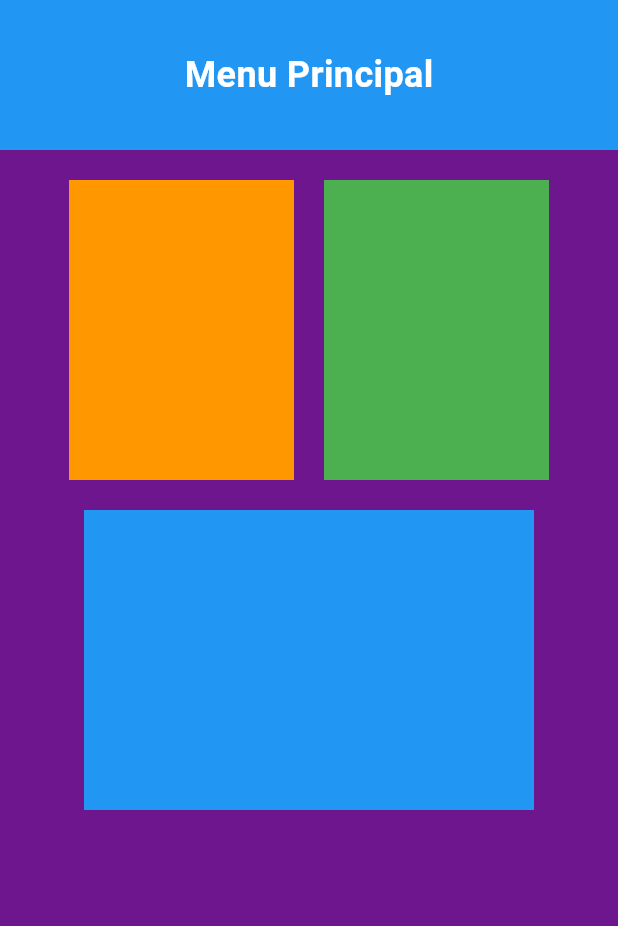
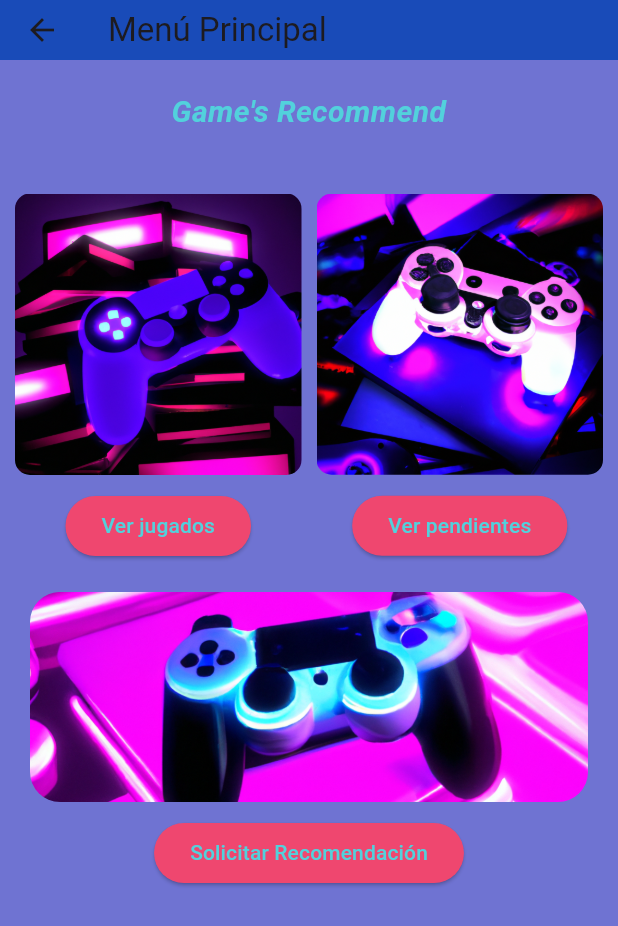
Before and after one commit to Mateoacevedo15/Game-s-Recommends, a Flutter app: the MenuPage screen opened directly, on a phone screen of 412 x 824 dp. Shown: the top 926 px of the screen. Run offline on Flutter 3.47's test engine with Material 2 defaults, Android fonts, the phone set to English and light mode, and no system bars.

Commit message:
Se termino con la interfaz de menu principal, se crea la clase RecoPage

```diff
--- /dev/null
+++ b/app/lib/Reco_page.dart
@@ -0,0 +1,15 @@
+import 'package:flutter/material.dart';
+
+class RecoPage extends StatelessWidget {
+  @override
+  Widget build(BuildContext context) {
+    return Scaffold(
+      appBar: AppBar(
+        title: Text('Página de Solicitud de Recomendación'),
+      ),
+      body: Center(
+        child: Text('Contenido de la página de solicitud de recomendación'),
+      ),
+    );
+  }
+}
--- a/app/lib/menu_page.dart
+++ b/app/lib/menu_page.dart
@@ -1,62 +1,146 @@
 import 'package:flutter/material.dart';
-
+import 'Reco_page.dart';
 class MenuPage extends StatelessWidget {
   @override
   Widget build(BuildContext context) {
     return Scaffold(
-      backgroundColor: Color(0xFF6E168D), // Fondo igual que la primera pantalla
-      body: Center(
-        child: Column(
-          crossAxisAlignment: CrossAxisAlignment.stretch,
-          children: <Widget>[
-            // Recuadro azul en la parte superior
-            Container(
-              color: Colors.blue,
-              width: double.infinity, // Ocupa todo el ancho
-              height: 100, // Altura fija
-              alignment: Alignment.center,
-              child: Text(
-                'Menu Principal',
-                style: TextStyle(
-                  color: Colors.white,
-                  fontSize: 24,
-                  fontWeight: FontWeight.bold,
+      backgroundColor: const Color(0xFF6F73D2), // Fondo igual que la primera pantalla
+      appBar: AppBar(
+        title: const Text("Menú Principal"),
+        backgroundColor: Color.fromARGB(255, 25, 75, 184),
+        toolbarHeight: 40,
+      ),
+      body: Column(
+        crossAxisAlignment: CrossAxisAlignment.stretch,
+        children: [
+          const SizedBox(
+            height: 20,
+          ),
+          const Text(
+            "Game's Recommend",
+            textAlign: TextAlign.center,
+            style: TextStyle(
+              color: Color(0xff52d1dc),
+              fontFamily: 'Roboto',
+              fontStyle: FontStyle.italic,
+              fontWeight: FontWeight.bold,
+              fontSize: 20,
+            ),
+          ),
+          const SizedBox(
+            height: 40,
+          ),
+          // Primera fila de fotos y botones
+          Row(
+            children: [
+              const SizedBox(
+                width: 10,
+              ),
+              Expanded(
+                child: Column(
+                  children: [
+                    ClipRRect(
+                      borderRadius: BorderRadius.circular(
+                          10.0), // Ajusta el valor para redondear más o menos
+                      child: Image.asset('assets/jugados.png'),
+                    ),
+                    const SizedBox(
+                      height: 10,
+                    ),
+                    ElevatedButton(
+                      onPressed: () {
+                        // Acción cuando se presiona el botón 1
+                      },
+                      style: ElevatedButton.styleFrom(
+                        backgroundColor: const Color(0xffEF476F),
+                        foregroundColor:
+                            const Color(0xff52d1dc), // Color del texto
+                      ),
+                      child: const Text("Ver jugados"),
+                    ),
+                  ],
                 ),
               ),
-            ),
-            // Espacio entre el recuadro azul y los cuadros
-            SizedBox(height: 20),
-            // Cuadros naranja y verde alineados horizontalmente
-            Row(
-              mainAxisAlignment: MainAxisAlignment.center,
-              children: <Widget>[
-                Container(
-                  width: 150,
-                  height: 200,
-                  color: Colors.orange, // Color del primer cuadro
+              const SizedBox(
+                width: 10,
+              ),
+              Expanded(
+                child: Column(
+                  children: [
+                    ClipRRect(
+                      borderRadius: BorderRadius.circular(
+                          10.0), // Ajusta el valor para redondear más o menos
+                      child: Image.asset('assets/pendientes.png'),
+                    ),
+                    const SizedBox(
+                      height: 10,
+                    ),
+                    ElevatedButton(
+                      onPressed: () {
+                        // Acción cuando se presiona el botón 2
+                      },
+                      style: ElevatedButton.styleFrom(
+                        backgroundColor: const Color(0xffEF476F),
+                        foregroundColor:
+                            const Color(0xff52d1dc), // Color del texto
+                      ),
+                      child: const Text("Ver pendientes"),
+                    ),
+                  ],
                 ),
-                SizedBox(width: 20), // Espacio entre los cuadros
-                Container(
-                  width: 150,
-                  height: 200,
-                  color: Colors.green, // Color del segundo cuadro
+              ),
+              const SizedBox(
+                width: 10,
+              ),
+            ],
+          ),
+          const SizedBox(height: 20), // Espacio entre filas
+          // Segunda fila de foto y botón
+          Column(
+            children: [
+              SizedBox(
+                width: MediaQuery.of(context).size.width,
+                height: 150,
+                child: ClipRRect(
+                  borderRadius: BorderRadius.circular(20.0),
+                  child: Padding(
+                    padding: const EdgeInsets.only(
+                      right: 20,
+                      left: 20,
+                      bottom: 10,
+                    ),
+                    child: ClipRRect(
+                      borderRadius:
+                          const BorderRadius.all(Radius.circular(20.0)),
+                      child: Image.asset(
+                        'assets/reco.png',
+                        fit: BoxFit.cover,
+                        width: MediaQuery.of(context).size.width,
+                        height: 250,
+                      ),
+                    ),
+                  ),
                 ),
-              ],
-            ),
-            // Espacio entre los cuadros y el tercer cuadro
-            SizedBox(height: 20),
-            // Tercer cuadro centrado debajo de los dos cuadros
-            Center(
-              child: Container(
-                width: 300,
-                height: 200,
-                color: Colors.blue, // Color del tercer cuadro
               ),
-            ),
-            // Espacio para centrar verticalmente en la mitad de la pantalla
-            Expanded(child: Container()),
-          ],
-        ),
+              ElevatedButton(
+                onPressed: () {
+                  Navigator.push(
+                    context,
+                    MaterialPageRoute(
+                      builder: (context) => RecoPage(),
+                    ),
+                  );
+                },
+                style: ElevatedButton.styleFrom(
+                  backgroundColor: const Color(0xffEF476F),
+                  foregroundColor:
+                      const Color(0xff52d1dc), // Color del texto
+                ),
+                child: const Text("Solicitar Recomendación"),
+              ),
+            ],
+          ),
+        ],
       ),
     );
   }
```
Also changed, not shown: app/assets/jugados.png (added), app/assets/pendientes.png (added), app/assets/reco.png (added).
